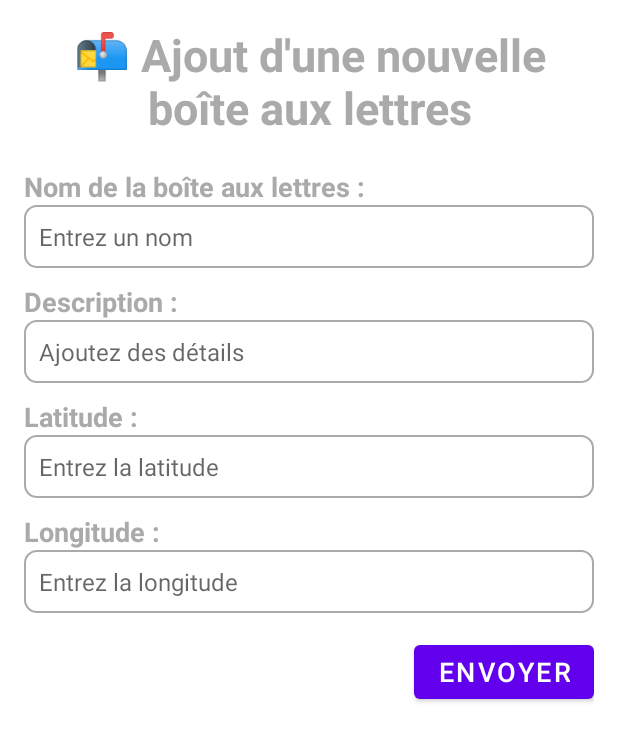
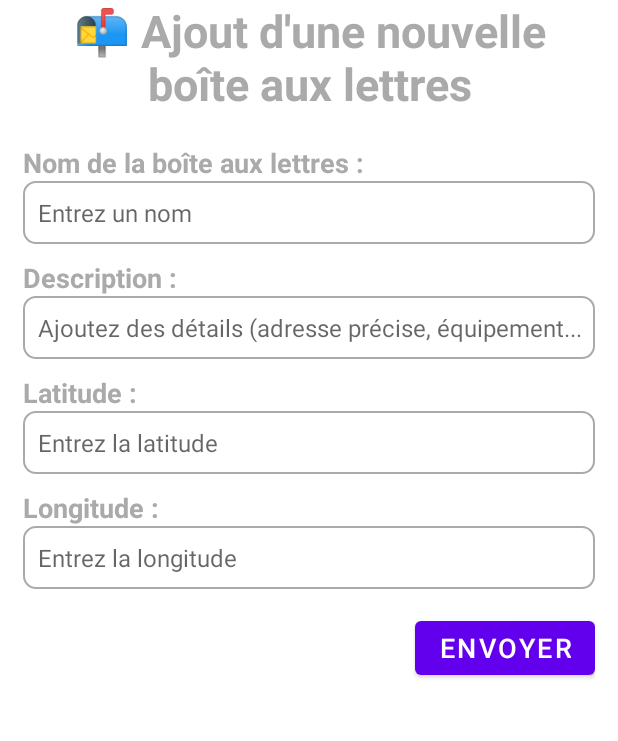
Before and after one commit to CallSlow/CallSlow, an Android app: the layout maps_popup.xml on its own in the app's theme, with its tools: preview values and no code run, on a phone screen of 412 x 824 dp. Shown: the top 741 px of the screen. Run offline under Robolectric (Android 15) with nearby library versions, the phone set to English and light mode, and no system bars.

Commit message:
Ajout d'une marge pour les popups de la carte (aspect visuel)

```diff
--- a/app/src/main/res/layout/maps_popup.xml
+++ b/app/src/main/res/layout/maps_popup.xml
@@ -1,8 +1,23 @@
 <?xml version="1.0" encoding="utf-8"?>
-<RelativeLayout xmlns:android="http://schemas.android.com/apk/res/android"
+<LinearLayout xmlns:android="http://schemas.android.com/apk/res/android"
+    xmlns:app="http://schemas.android.com/apk/res-auto"
+    xmlns:tools="http://schemas.android.com/tools"
+    android:id="@+id/conversation_fragment"
     android:layout_width="match_parent"
     android:layout_height="match_parent"
-    android:padding="16dp">
+    android:orientation="vertical">
+
+    <ScrollView
+        android:layout_width="match_parent"
+        android:layout_height="0dp"
+        android:layout_marginLeft="15dp"
+        android:layout_marginRight="15dp"
+        android:layout_weight="1"
+        android:fillViewport="true">
+        <RelativeLayout
+            android:id="@+id/conversation_container"
+            android:layout_width="match_parent"
+            android:layout_height="wrap_content">
 
         <TextView
             android:id="@+id/text_title"
@@ -53,7 +68,7 @@
             android:layout_height="wrap_content"
             android:layout_below="@id/textView_description"
             android:background="@drawable/edit_text_background"
-        android:hint="Ajoutez des détails"
+            android:hint="Ajoutez des détails (adresse précise, équipement...)"
             android:inputType="textEmailAddress"
             android:textColor="@android:color/darker_gray"
             android:padding="10dp"
@@ -116,3 +131,5 @@
             android:textSize="18sp" />
 
         </RelativeLayout>
+    </ScrollView>
+</LinearLayout>
```
Also changed, not shown: app/src/main/res/layout/tuto_maps_popup.xml (+19 -2 lines). Lines whose indentation alone changed are shown as unchanged.
